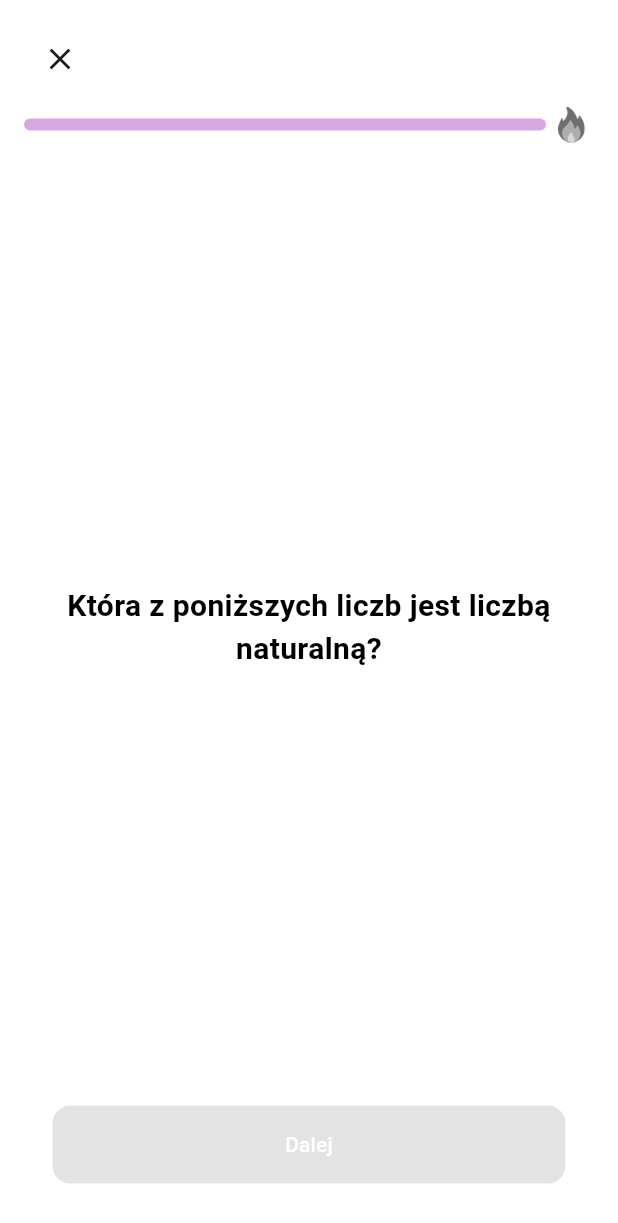
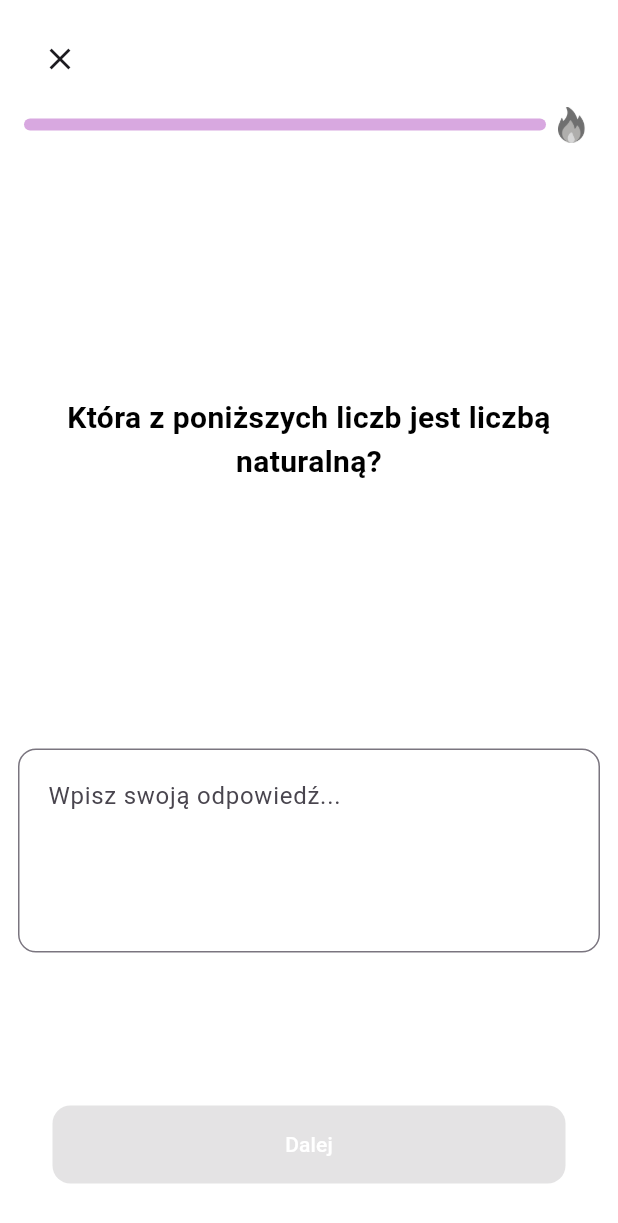
Before and after one commit to SzimiCode/AplikacjaMatematyka, a Flutter app: the QuizSecondTypePage screen opened directly, on a phone screen of 412 x 824 dp. Shown: the top 1223 px of the screen. Run offline on Flutter 3.47's test engine with Material 3 defaults, Android fonts, the phone set to English and light mode, and no system bars; our stand-ins replace dash_chat_2, flutter_gemini, math_expressions.

Commit message:
feat: Text field for second quiz type

```diff
--- a/aplikacjamatematyka/lib/features/quiz/view/pages/quiz_second_type_page.dart
+++ b/aplikacjamatematyka/lib/features/quiz/view/pages/quiz_second_type_page.dart
@@ -45,6 +45,27 @@ class QuizSecondTypePage extends StatelessWidget {
                     ),
                   ),
                 ),
+
+                          Padding(
+                            padding: const EdgeInsets.all(12.0),
+                            child: TextField(
+                              controller: vm.answerController,
+                              minLines: 4,
+                              maxLines: null,
+                              keyboardType: TextInputType.multiline,
+                              decoration: InputDecoration(
+                                contentPadding: const EdgeInsets.symmetric(
+                                  vertical: 20,
+                                  horizontal: 16,
+                                ),
+                                border: OutlineInputBorder(
+                                  borderRadius: BorderRadius.circular(12),
+                                ),
+                                hintText: "Wpisz swoją odpowiedź...",
+                              ),
+                            ),
+                          ),
+                                          const SizedBox(height: 90),
                 Padding(
                   padding: const EdgeInsets.fromLTRB(35, 0, 35, 35),
                   child: SizedBox(
--- a/aplikacjamatematyka/lib/features/quiz/viewmodel/quiz_page_viewmodel.dart
+++ b/aplikacjamatematyka/lib/features/quiz/viewmodel/quiz_page_viewmodel.dart
@@ -1,10 +1,13 @@
 import 'package:flutter/material.dart';
 import '../data/questions.dart';
+import '../data/questionsSecond.dart';
 
 class QuizPageViewModel extends ChangeNotifier {
   int currentQuestionIndex = 0;
   String? selectedAnswer;
   List<String> shuffledAnswers = [];
+  final TextEditingController answerController = TextEditingController();
+
 
   QuizPageViewModel() {
     _shuffleCurrentQuestionAnswers();
```
